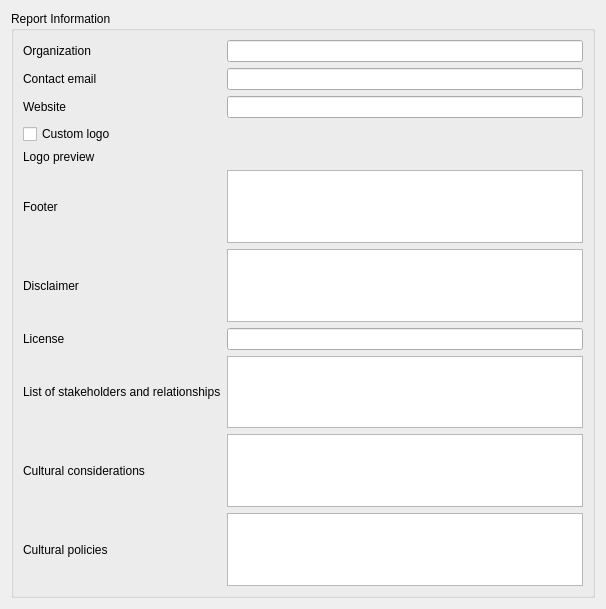
Before: the Qt Designer form src/cplus_plugin/ui/report_settings.ui in ConservationInternational/cplus-plugin, drawn with Qt 5.
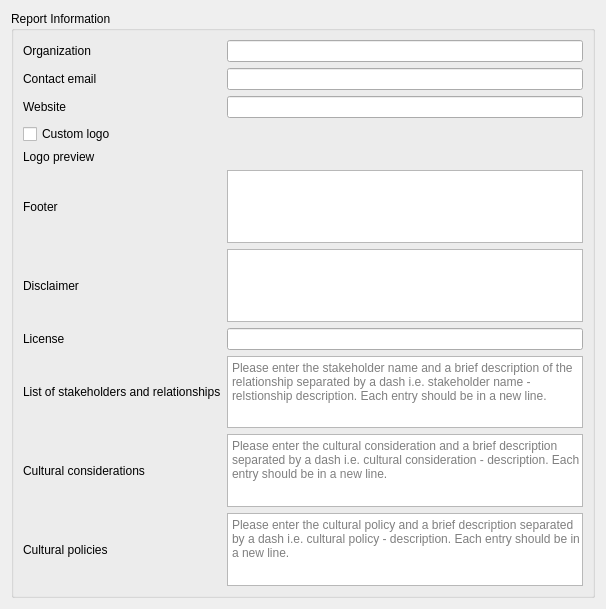
After: the same form once the commit is applied. Custom widgets are drawn as their Qt base class.

Commit message: Add report settings placeholder text for select fields.

Patch:
```diff
--- a/src/cplus_plugin/ui/report_settings.ui
+++ b/src/cplus_plugin/ui/report_settings.ui
@@ -119,6 +119,9 @@
           <height>100</height>
          </size>
         </property>
+        <property name="placeholderText">
+         <string>Please enter the stakeholder name and a brief description of the relationship separated by a dash i.e. stakeholder name - relstionship description. Each entry should be in a new line.</string>
+        </property>
        </widget>
       </item>
       <item row="14" column="2">
@@ -129,6 +132,9 @@
           <height>100</height>
          </size>
         </property>
+        <property name="placeholderText">
+         <string>Please enter the cultural consideration and a brief description separated by a dash i.e. cultural consideration - description. Each entry should be in a new line.</string>
+        </property>
        </widget>
       </item>
       <item row="4" column="0">
@@ -183,6 +189,9 @@
           <height>100</height>
          </size>
         </property>
+        <property name="placeholderText">
+         <string>Please enter the cultural policy and a brief description separated by a dash i.e. cultural policy - description. Each entry should be in a new line.</string>
+        </property>
        </widget>
       </item>
      </layout>
```
